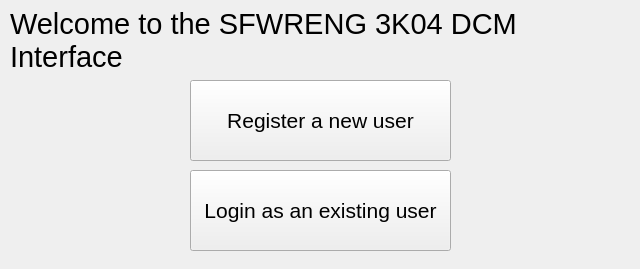
The window that DCM/ui_files/welcomescreen.ui (CarlosCapili/3K04-Pacemaker-Project) describes before a commit, drawn with Qt 5.
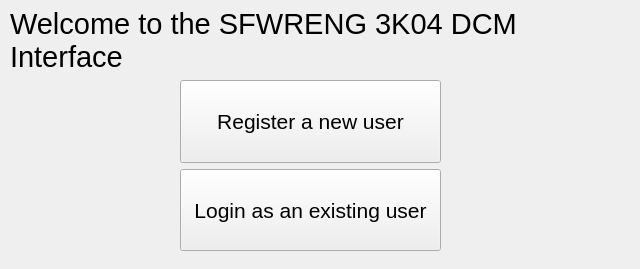
The same window after the commit.

The edit to the form file:
```diff
--- a/DCM/ui_files/welcomescreen.ui
+++ b/DCM/ui_files/welcomescreen.ui
@@ -1,7 +1,7 @@
 <?xml version="1.0" encoding="UTF-8"?>
 <ui version="4.0">
- <class>WelcomeScreen</class>
- <widget class="QWidget" name="WelcomeScreen">
+ <class>MainWindow</class>
+ <widget class="QMainWindow" name="MainWindow">
   <property name="geometry">
    <rect>
     <x>0</x>
@@ -13,6 +13,7 @@
   <property name="windowTitle">
    <string>Welcome!</string>
   </property>
+  <widget class="QWidget" name="centralwidget">
   <widget class="QLabel" name="label">
    <property name="geometry">
     <rect>
@@ -34,14 +35,23 @@
     <bool>true</bool>
    </property>
   </widget>
-  <widget class="QPushButton" name="registerButton">
+   <widget class="QWidget" name="verticalLayoutWidget">
    <property name="geometry">
     <rect>
-     <x>190</x>
+      <x>180</x>
      <y>80</y>
      <width>261</width>
-     <height>81</height>
-    </rect>
+      <height>171</height>
+     </rect>
+    </property>
+    <layout class="QVBoxLayout" name="verticalLayout">
+     <item>
+      <widget class="QPushButton" name="registerButton">
+       <property name="sizePolicy">
+        <sizepolicy hsizetype="Minimum" vsizetype="Preferred">
+         <horstretch>0</horstretch>
+         <verstretch>0</verstretch>
+        </sizepolicy>
    </property>
    <property name="font">
     <font>
@@ -52,14 +62,14 @@
     <string>Register a new user</string>
    </property>
   </widget>
+     </item>
+     <item>
   <widget class="QPushButton" name="loginButton">
-   <property name="geometry">
-    <rect>
-     <x>190</x>
-     <y>170</y>
-     <width>261</width>
-     <height>81</height>
-    </rect>
+       <property name="sizePolicy">
+        <sizepolicy hsizetype="Minimum" vsizetype="Preferred">
+         <horstretch>0</horstretch>
+         <verstretch>0</verstretch>
+        </sizepolicy>
    </property>
    <property name="font">
     <font>
@@ -69,6 +79,10 @@
    <property name="text">
     <string>Login as an existing user</string>
    </property>
+      </widget>
+     </item>
+    </layout>
+   </widget>
   </widget>
  </widget>
  <resources/>
```
Lines whose indentation alone changed are shown as unchanged.
